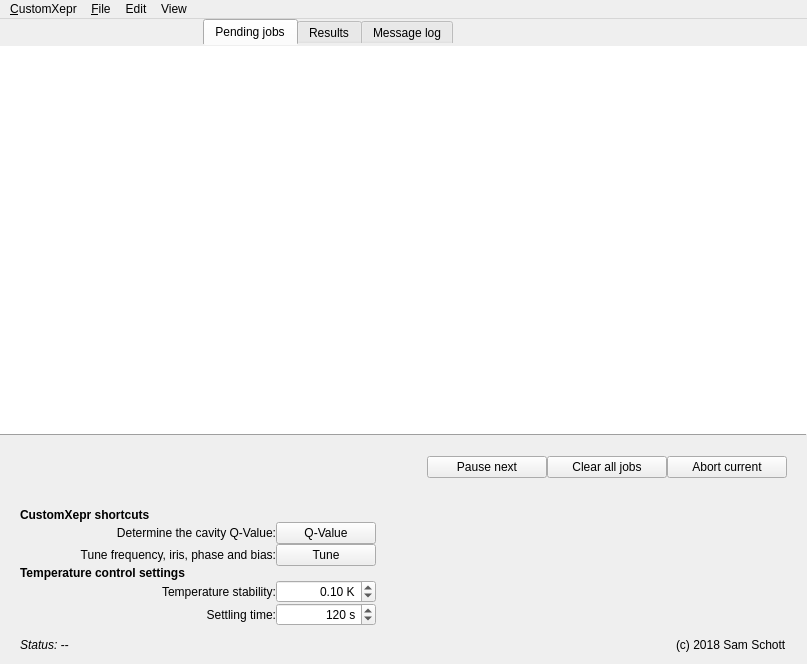
OE-FET/customxepr, file xeprtools/customxepr_ui_new.ui: the form before one commit.
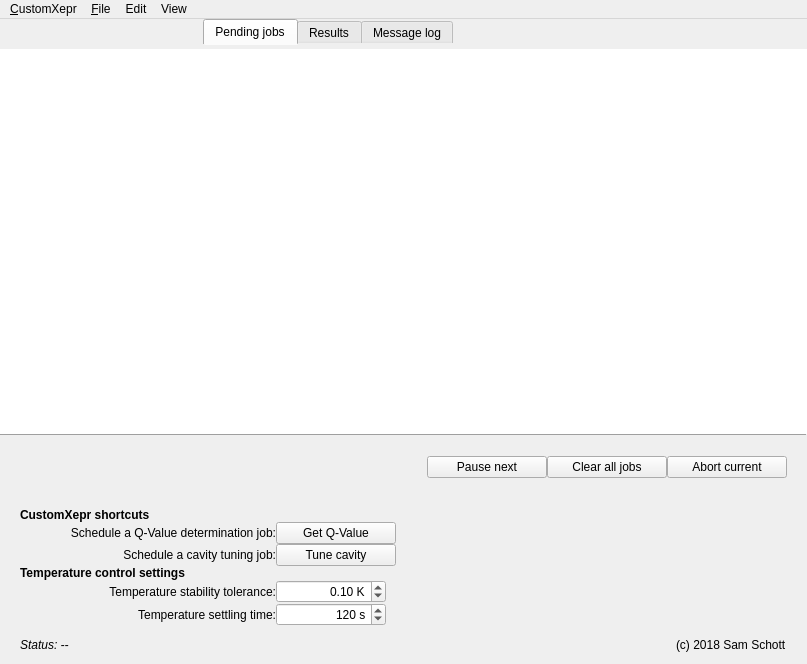
The form after the commit. Custom widgets are drawn as their Qt base class.

Patch:
```diff
--- a/xeprtools/customxepr_ui_new.ui
+++ b/xeprtools/customxepr_ui_new.ui
@@ -104,7 +104,7 @@
       <property name="maximumSize">
        <size>
         <width>16777215</width>
-        <height>27</height>
+        <height>30</height>
        </size>
       </property>
       <property name="styleSheet">
@@ -316,7 +316,7 @@
              </sizepolicy>
             </property>
             <property name="text">
-             <string>Temperature stability:</string>
+             <string>Temperature stability tolerance:</string>
             </property>
             <property name="alignment">
              <set>Qt::AlignRight|Qt::AlignTrailing|Qt::AlignVCenter</set>
@@ -332,7 +332,7 @@
              </sizepolicy>
             </property>
             <property name="text">
-             <string>Settling time:</string>
+             <string>Temperature settling time:</string>
             </property>
             <property name="alignment">
              <set>Qt::AlignRight|Qt::AlignTrailing|Qt::AlignVCenter</set>
@@ -343,13 +343,13 @@
            <widget class="ScienDSpinBox" name="lineEditT_settling">
             <property name="minimumSize">
              <size>
-              <width>100</width>
+              <width>110</width>
               <height>0</height>
              </size>
             </property>
             <property name="maximumSize">
              <size>
-              <width>100</width>
+              <width>110</width>
               <height>16777215</height>
              </size>
             </property>
@@ -376,7 +376,7 @@
           <item row="1" column="0">
            <widget class="QLabel" name="label_3">
             <property name="text">
-             <string>Determine the cavity Q-Value:</string>
+             <string>Schedule a Q-Value determination job:</string>
             </property>
             <property name="alignment">
              <set>Qt::AlignRight|Qt::AlignTrailing|Qt::AlignVCenter</set>
@@ -387,13 +387,13 @@
            <widget class="ScienDSpinBox" name="lineEditT_tolerance">
             <property name="minimumSize">
              <size>
-              <width>100</width>
+              <width>110</width>
               <height>0</height>
              </size>
             </property>
             <property name="maximumSize">
              <size>
-              <width>100</width>
+              <width>110</width>
               <height>16777215</height>
              </size>
             </property>
@@ -414,7 +414,7 @@
           <item row="2" column="0">
            <widget class="QLabel" name="label_4">
             <property name="text">
-             <string>Tune frequency, iris, phase and bias:</string>
+             <string>Schedule a cavity tuning job:</string>
             </property>
             <property name="alignment">
              <set>Qt::AlignRight|Qt::AlignTrailing|Qt::AlignVCenter</set>
@@ -451,18 +451,18 @@
            <widget class="QPushButton" name="qValueButton">
             <property name="minimumSize">
              <size>
-              <width>100</width>
+              <width>120</width>
               <height>0</height>
              </size>
             </property>
             <property name="maximumSize">
              <size>
-              <width>100</width>
+              <width>120</width>
               <height>16777215</height>
              </size>
             </property>
             <property name="text">
-             <string>Q-Value</string>
+             <string>Get Q-Value</string>
             </property>
            </widget>
           </item>
@@ -470,18 +470,18 @@
            <widget class="QPushButton" name="tuneButton">
             <property name="minimumSize">
              <size>
-              <width>100</width>
+              <width>120</width>
               <height>0</height>
              </size>
             </property>
             <property name="maximumSize">
              <size>
-              <width>100</width>
+              <width>120</width>
               <height>16777215</height>
              </size>
             </property>
             <property name="text">
-             <string>Tune</string>
+             <string>Tune cavity</string>
             </property>
            </widget>
           </item>
```
Left out of the diff: 42 changed lines with no effect on the pictures.
